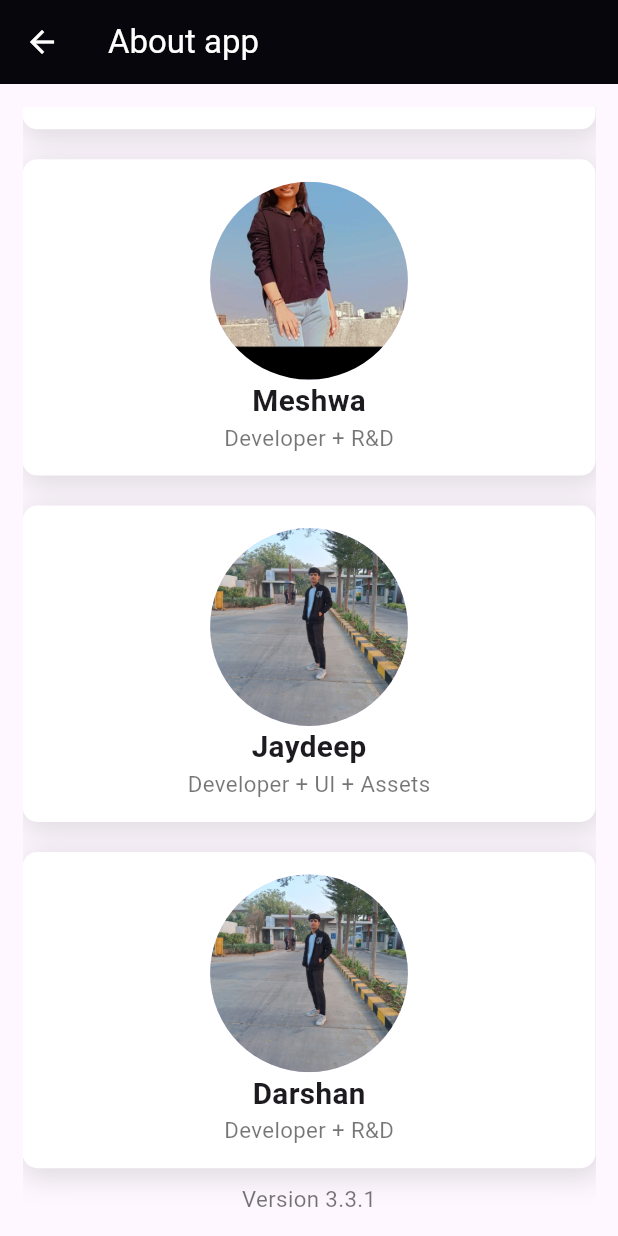
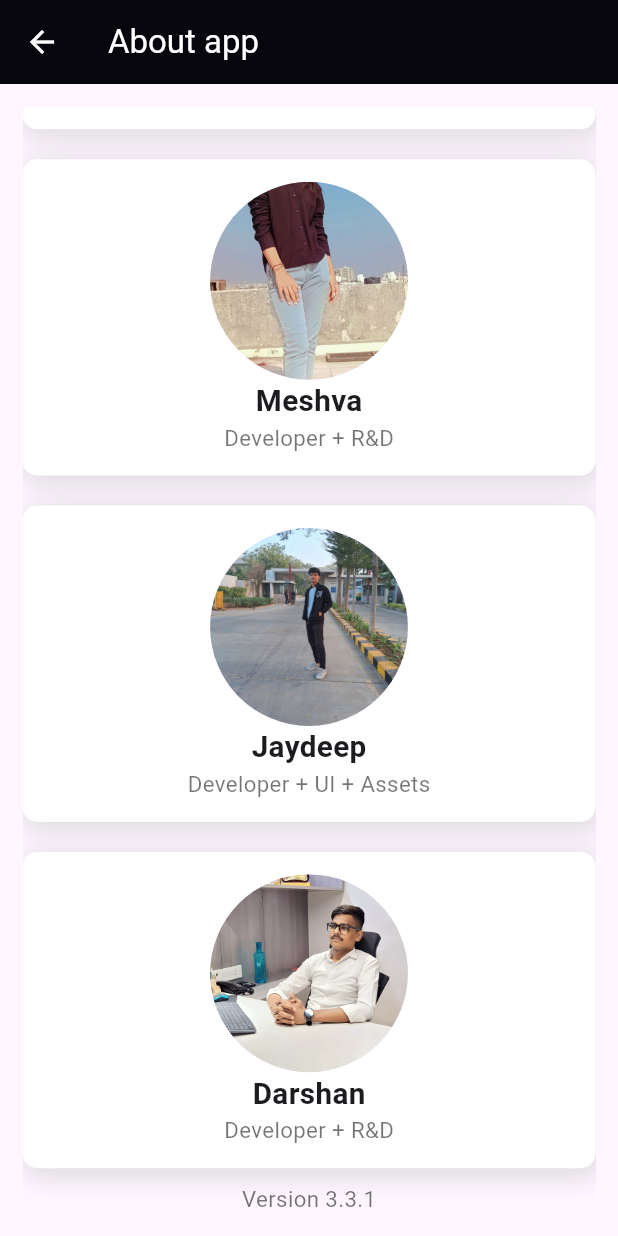
Before and after one commit to MauryaAayush/budget_tracker_app, a Flutter app: the AboutApp screen opened by its route, scrolled down 1633 dp, on a phone screen of 412 x 824 dp. Run offline on Flutter 3.47's test engine with Material 3 defaults, Android fonts, the phone set to English and light mode, and no system bars; our stand-ins replace google_fonts, image_picker, pdf, pie_chart, printing; missing offline and left inert: curved_nav_bar.

Commit message:
Radhey Radhey

```diff
--- a/lib/main.dart
+++ b/lib/main.dart
@@ -29,7 +29,7 @@ import 'package:provider/provider.dart';
 
 void main() {
   SystemChrome.setSystemUIOverlayStyle(SystemUiOverlayStyle(
-      statusBarColor: (dark) ? Colors.white : Colors.black));
+      statusBarColor: (dark) ? Colors.black12 : Colors.black));
   runApp(const BudgetTracker());
 }
 
--- a/lib/view/screens/About/about.dart
+++ b/lib/view/screens/About/about.dart
@@ -311,10 +311,10 @@ class _AboutAppState extends State<AboutApp> {
                       children: [
                         CircleAvatar(
                           maxRadius: height * 0.08,
-                          backgroundImage: AssetImage('assets/img/team/Meshva.jpeg'),
+                          backgroundImage: AssetImage('assets/img/team/Meshva.jpg'),
                         ),
                         Text(
-                          "Meshwa",
+                          "Meshva",
                           style: TextStyle(
                               fontSize: height * 0.024,
                               fontWeight: FontWeight.w600),
@@ -389,7 +389,7 @@ class _AboutAppState extends State<AboutApp> {
                       children: [
                         CircleAvatar(
                           maxRadius: height * 0.08,
-                          backgroundImage: AssetImage('assets/img/team/jaydeep.jpg'),
+                          backgroundImage: AssetImage('assets/img/team/Darshan.jpg'),
                         ),
                         Text(
                           "Darshan",
--- a/lib/view/screens/analyticsScreen/analytic_2.dart
+++ b/lib/view/screens/analyticsScreen/analytic_2.dart
@@ -41,7 +41,7 @@ class _Analytics2State extends State<Analytics2> {
                       backgroundColor: Colors.white54,
                       child: Icon(
                         Icons.arrow_upward,
-                        color: text,
+                        color: Colors.white,
                       ),
                     ),
                     SizedBox(
@@ -534,7 +534,7 @@ class _Analytics2State extends State<Analytics2> {
                       width: width / 3,
                     ),
                     Text(
-                      "$currencyCode${spending / expenseLengthTransaction!}",
+                      "$currencyCode${spending / expenseLengthTransaction}",
                       style: TextStyle(
                         color: text,
                         fontSize: 18,
@@ -564,7 +564,7 @@ class _Analytics2State extends State<Analytics2> {
                       width: width / 2.9,
                     ),
                     Text(
-                      "$currencyCode${income / incomeLengthTransaction!}",
+                      "$currencyCode${income / incomeLengthTransaction}",
                       style: TextStyle(
                         color: text,
                         fontSize: 18,
```
Also changed, not shown: lib/view/screens/homeScreen/home.dart (+7 -0 lines), assets/img/m1.png (added), assets/img/m2.webp (added), assets/img/m3.png (added), assets/img/team/Darshan.jpg (added), assets/img/team/Meshva.jpeg (deleted), assets/img/team/Meshva.jpg (added).
